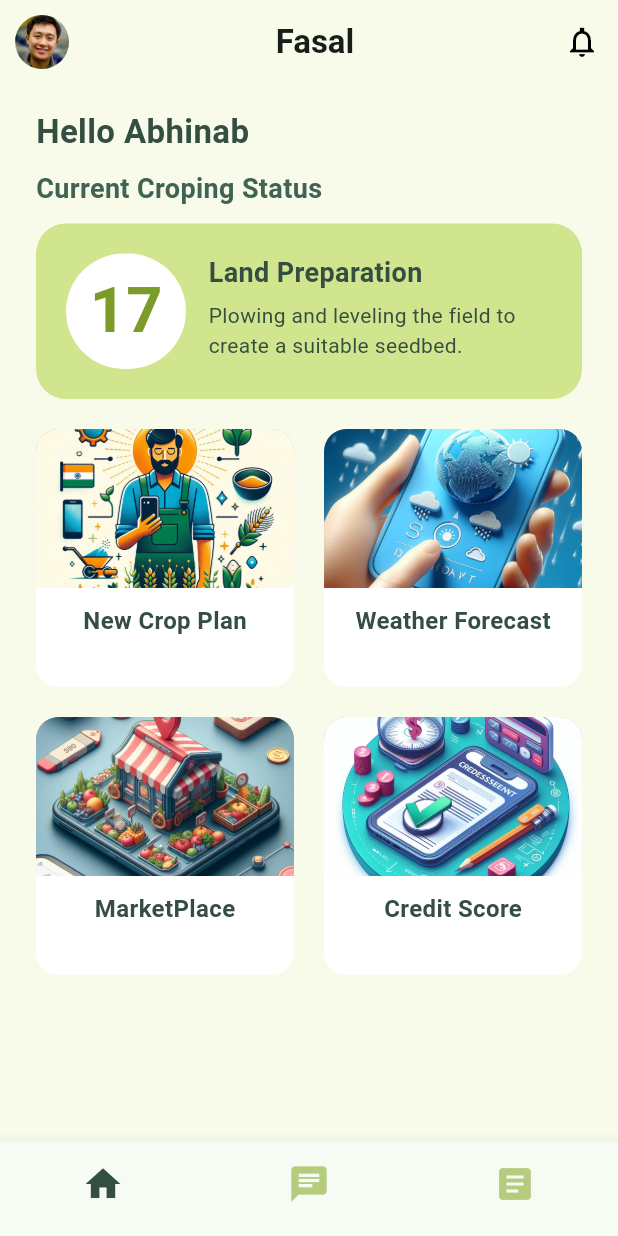
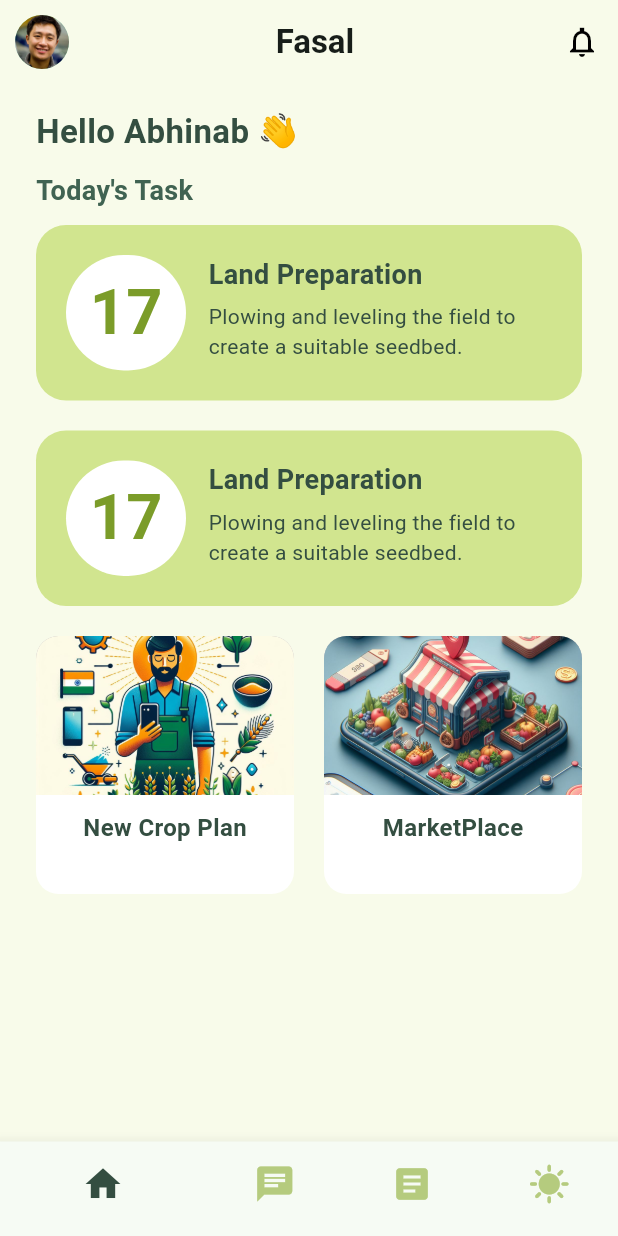
Before and after one commit to Venture-Xs/Fasal_App, a Flutter app: the screen it shows after launch, on a phone screen of 412 x 824 dp. Run offline on Flutter 3.47's test engine with Material 3 defaults, Android fonts, the light colour scheme and no system bars; our stand-ins replace page_transition, weather; statements that could not run were skipped.

Commit message:
HomePage Changes

```diff
--- a/lib/pages/HomePage/Components/Options/homepage_options.dart
+++ b/lib/pages/HomePage/Components/Options/homepage_options.dart
@@ -3,7 +3,7 @@ import 'package:fasal_app/pages/HomePage/Components/Options/optioncard.dart';
 import 'package:fasal_app/pages/HomePageOptions/CreditScore/credit_score.dart';
 import 'package:fasal_app/pages/HomePageOptions/CropPrediction/crop_prediction.dart';
 import 'package:fasal_app/pages/HomePageOptions/MarketPrice/market_price.dart';
-import 'package:fasal_app/pages/HomePageOptions/WeatherForecast/weather_forecast.dart';
+import 'package:fasal_app/pages/WeatherForecast/weather_forecast.dart';
 import 'package:flutter/material.dart';
 
 class HomepageOptions extends StatefulWidget {
@@ -19,18 +19,20 @@ class _HomepageOptionsState extends State<HomepageOptions> {
         optionname: "New Crop Plan",
         page: CropPrediction(),
         image: "assets/images/crop_prediction.jpg"),
-    const OptionObject(
-        optionname: "Weather Forecast",
-        page: WeatherForecast(),
-        image: "assets/images/Weather_logo.png"),
+
     const OptionObject(
         optionname: "MarketPlace",
         page: MarketPrice(),
         image: "assets/images/MarketPlace.png"),
-    const OptionObject(
-        optionname: "Credit Score",
-        page: CreditScore(),
-        image: "assets/images/Credit_assesment.png"),
+    // const OptionObject(
+    //     optionname: "Credit Score",
+    //     page: CreditScore(),
+    //     image: "assets/images/Credit_assesment.png"),
+
+    // const OptionObject(
+    //     optionname: "Weather Forecast",
+    //     page: WeatherForecast(),
+    //     image: "assets/images/Weather_logo.png"),
   ];
 
   @override
@@ -38,7 +40,7 @@ class _HomepageOptionsState extends State<HomepageOptions> {
     return SizedBox(
       width: MediaQuery.of(context).size.width - 48,
       child: GridView.builder(
-        itemCount: 4,
+        itemCount: options.length,
         physics: const NeverScrollableScrollPhysics(),
         shrinkWrap: true,
         gridDelegate: const SliverGridDelegateWithFixedCrossAxisCount(
--- a/lib/pages/HomePage/home_page.dart
+++ b/lib/pages/HomePage/home_page.dart
@@ -20,7 +20,7 @@ class HomePage extends StatelessWidget {
                           crossAxisAlignment: CrossAxisAlignment.start,
                           children: [
                             Text(
-                              "Hello Abhinab",
+                              "Hello Abhinab 👋",
                               style: TextStyle(
                                 fontSize: 22,
                                 fontWeight: FontWeight.w600,
@@ -31,7 +31,7 @@ class HomePage extends StatelessWidget {
                               height: 10,
                             ),
                             Text(
-                              "Current Croping Status",
+                              "Today's Task",
                               style: TextStyle(
                                 fontSize: 18,
                                 fontWeight: FontWeight.w600,
@@ -46,6 +46,10 @@ class HomePage extends StatelessWidget {
                   ),
                   ProgressCard(),
                   SizedBox(height: 20),
+                  ProgressCard(),
+                  SizedBox(
+                    height: 20,
+                  ),
                   HomepageOptions()
                 ]))));
   }
--- a/lib/pages/nav.dart
+++ b/lib/pages/nav.dart
@@ -1,3 +1,4 @@
+import 'package:fasal_app/pages/HomePageOptions/WeatherForecast/weather_forecast.dart';
 import 'package:fasal_app/pages/ProfilePage/profile.dart';
 import 'package:flutter/material.dart';
 
@@ -17,6 +18,7 @@ class _NavState extends State<Nav> {
     const HomePage(),
     ChatPage(inputString: 'Farming Chat bot'),
     const ProfilePage(),
+    const WeatherForecast(),
   ];
 
   void setIndex(int index) {
@@ -61,12 +63,13 @@ class _NavState extends State<Nav> {
           backgroundColor: const Color.fromARGB(255, 248, 251, 234),
         ),
         backgroundColor: const Color.fromARGB(255, 248, 251, 234),
-        body: Center(child: _widgetOptions.elementAt(_selectedIndex)),
+        body: Container(child: _widgetOptions.elementAt(_selectedIndex)),
         bottomNavigationBar: BottomNavigationBar(
           items: const <BottomNavigationBarItem>[
             BottomNavigationBarItem(icon: Icon(Icons.home), label: ""),
             BottomNavigationBarItem(icon: Icon(Icons.chat), label: ""),
             BottomNavigationBarItem(icon: Icon(Icons.article), label: ""),
+            BottomNavigationBarItem(icon: Icon(Icons.sunny), label: ""),
           ],
           iconSize: 28,
           currentIndex: _selectedIndex,
```
Also changed, not shown: lib/pages/WeatherForecast/weather_forecast.dart (renamed from lib/pages/HomePageOptions/WeatherForecast/weather_forecast.dart, +8 -27 lines), lib/pages/ChatPage/chat_page.dart (renamed from lib/pages/chat_page.dart), lib/pages/WeatherForecast/Components/humidity_status.dart (renamed from lib/pages/HomePageOptions/WeatherForecast/Components/humidity_status.dart), lib/pages/WeatherForecast/Components/todays.dart (renamed from lib/pages/HomePageOptions/WeatherForecast/Components/todays.dart).
